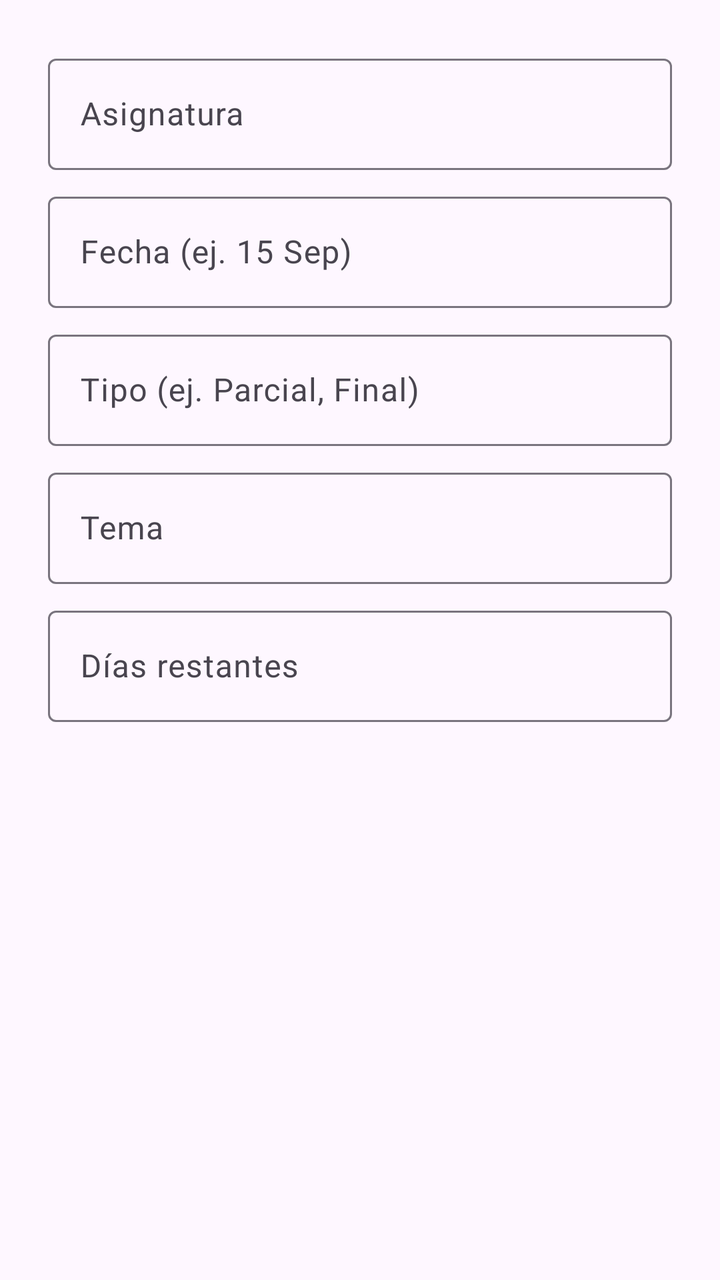
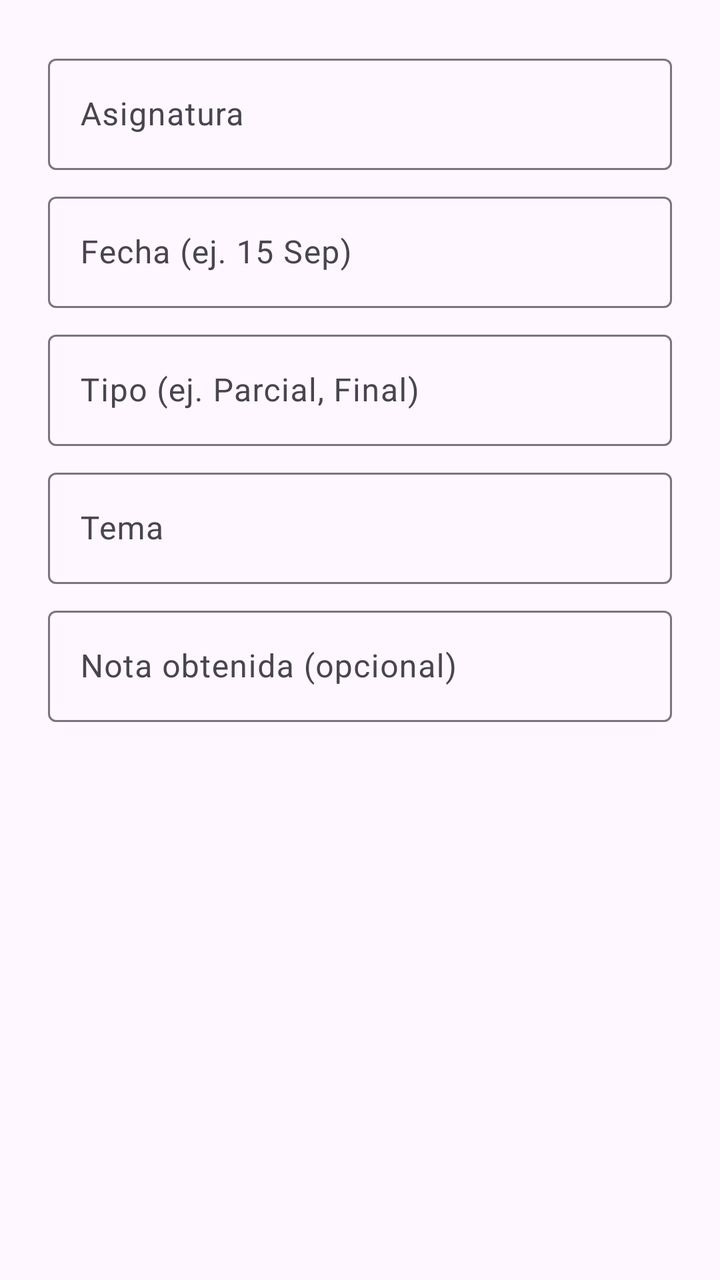

The first picture is an Android layout as it rendered before a commit; the second is the same layout after the commit. The layout source and the unified diff follow.
<!-- AndroidManifest.xml: application theme Theme.ClassLy -->
<!-- res/layout/dialog_add_exam.xml -->
<?xml version="1.0" encoding="utf-8"?>
<LinearLayout xmlns:android="http://schemas.android.com/apk/res/android"
    android:layout_width="match_parent"
    android:layout_height="wrap_content"
    android:orientation="vertical"
    android:padding="24dp">

    <com.google.android.material.textfield.TextInputLayout
        android:layout_width="match_parent"
        android:layout_height="wrap_content"
        android:hint="Asignatura">

        <com.google.android.material.textfield.TextInputEditText
            android:id="@+id/etSubject"
            android:layout_width="match_parent"
            android:layout_height="wrap_content" />
    </com.google.android.material.textfield.TextInputLayout>

    <com.google.android.material.textfield.TextInputLayout
        android:layout_width="match_parent"
        android:layout_height="wrap_content"
        android:layout_marginTop="8dp"
        android:hint="Fecha (ej. 15 Sep)">

        <com.google.android.material.textfield.TextInputEditText
            android:id="@+id/etDate"
            android:layout_width="match_parent"
            android:layout_height="wrap_content" />
    </com.google.android.material.textfield.TextInputLayout>

    <com.google.android.material.textfield.TextInputLayout
        android:layout_width="match_parent"
        android:layout_height="wrap_content"
        android:layout_marginTop="8dp"
        android:hint="Tipo (ej. Parcial, Final)">

        <com.google.android.material.textfield.TextInputEditText
            android:id="@+id/etType"
            android:layout_width="match_parent"
            android:layout_height="wrap_content" />
    </com.google.android.material.textfield.TextInputLayout>

    <com.google.android.material.textfield.TextInputLayout
        android:layout_width="match_parent"
        android:layout_height="wrap_content"
        android:layout_marginTop="8dp"
        android:hint="Tema">

        <com.google.android.material.textfield.TextInputEditText
            android:id="@+id/etTopic"
            android:layout_width="match_parent"
            android:layout_height="wrap_content" />
    </com.google.android.material.textfield.TextInputLayout>

    <com.google.android.material.textfield.TextInputLayout
        android:layout_width="match_parent"
        android:layout_height="wrap_content"
        android:layout_marginTop="8dp"
        android:hint="Días restantes">

        <com.google.android.material.textfield.TextInputEditText
            android:id="@+id/etDaysRemaining"
            android:layout_width="match_parent"
            android:layout_height="wrap_content"
            android:inputType="number" />
    </com.google.android.material.textfield.TextInputLayout>

</LinearLayout>
<!-- resources referenced by this layout -->
<resources>
  <style name="Theme.ClassLy" parent="Theme.Material3.DayNight.NoActionBar">
          <item name="colorPrimary">@color/primary</item>
          <item name="colorSecondary">@color/secondary</item>
          <item name="colorTertiary">@color/tertiary</item>
          <item name="android:statusBarColor">?attr/colorSurface</item>
          <item name="android:windowLightStatusBar">true</item>
      </style>
  <color name="primary">#6750A4</color>
  <color name="secondary">#625b71</color>
  <color name="tertiary">#7D5260</color>
</resources>

<!-- the commit's change to res/layout/dialog_add_exam.xml (unified diff, before → after) -->
@@ -8,7 +8,7 @@
     <com.google.android.material.textfield.TextInputLayout
         android:layout_width="match_parent"
         android:layout_height="wrap_content"
-        android:hint="Asignatura">
+        android:hint="@string/hint_subject">
 
         <com.google.android.material.textfield.TextInputEditText
             android:id="@+id/etSubject"
@@ -20,19 +20,21 @@
         android:layout_width="match_parent"
         android:layout_height="wrap_content"
         android:layout_marginTop="8dp"
-        android:hint="Fecha (ej. 15 Sep)">
+        android:hint="@string/hint_date_format">
 
         <com.google.android.material.textfield.TextInputEditText
             android:id="@+id/etDate"
             android:layout_width="match_parent"
-            android:layout_height="wrap_content" />
+            android:layout_height="wrap_content"
+            android:focusable="false"
+            android:clickable="true" />
     </com.google.android.material.textfield.TextInputLayout>
 
     <com.google.android.material.textfield.TextInputLayout
         android:layout_width="match_parent"
         android:layout_height="wrap_content"
         android:layout_marginTop="8dp"
-        android:hint="Tipo (ej. Parcial, Final)">
+        android:hint="@string/hint_type_format">
 
         <com.google.android.material.textfield.TextInputEditText
             android:id="@+id/etType"
@@ -44,7 +46,7 @@
         android:layout_width="match_parent"
         android:layout_height="wrap_content"
         android:layout_marginTop="8dp"
-        android:hint="Tema">
+        android:hint="@string/hint_topic">
 
         <com.google.android.material.textfield.TextInputEditText
             android:id="@+id/etTopic"
@@ -56,13 +58,13 @@
         android:layout_width="match_parent"
         android:layout_height="wrap_content"
         android:layout_marginTop="8dp"
-        android:hint="Días restantes">
+        android:hint="@string/hint_exam_grade">
 
         <com.google.android.material.textfield.TextInputEditText
-            android:id="@+id/etDaysRemaining"
+            android:id="@+id/etGrade"
             android:layout_width="match_parent"
             android:layout_height="wrap_content"
-            android:inputType="number" />
+            android:inputType="numberDecimal" />
     </com.google.android.material.textfield.TextInputLayout>
 
 </LinearLayout>
<!-- resource entries referenced after the edit -->
@@ -1,5 +1,10 @@
 <!-- resources referenced by this layout -->
 <resources>
+  <string name="hint_date_format">Fecha (ej. 15 Sep)</string>
+  <string name="hint_exam_grade">Nota obtenida (opcional)</string>
+  <string name="hint_subject">Asignatura</string>
+  <string name="hint_topic">Tema</string>
+  <string name="hint_type_format">Tipo (ej. Parcial, Final)</string>
   <style name="Theme.ClassLy" parent="Theme.Material3.DayNight.NoActionBar">
           <item name="colorPrimary">@color/primary</item>
           <item name="colorSecondary">@color/secondary</item>
